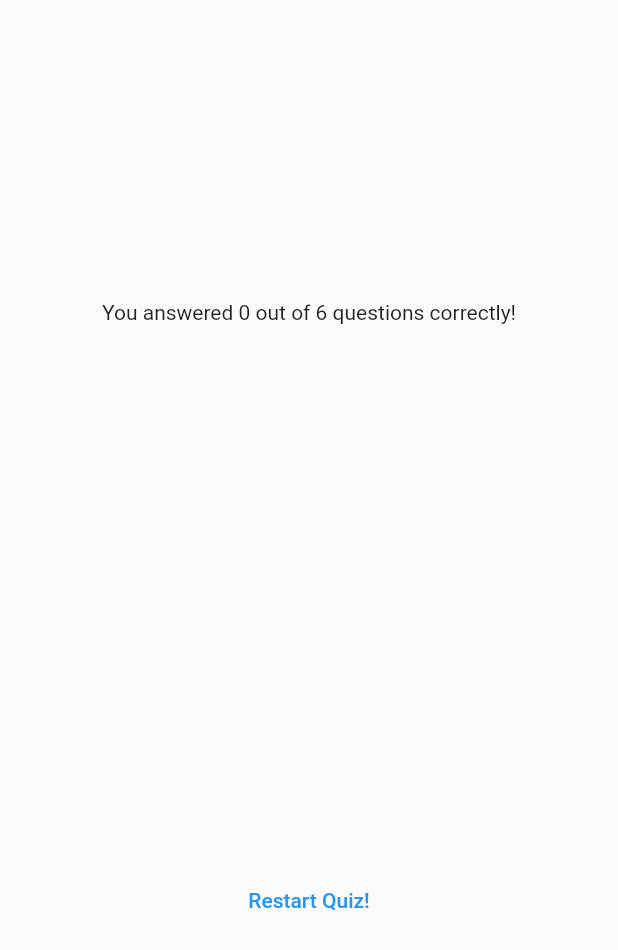
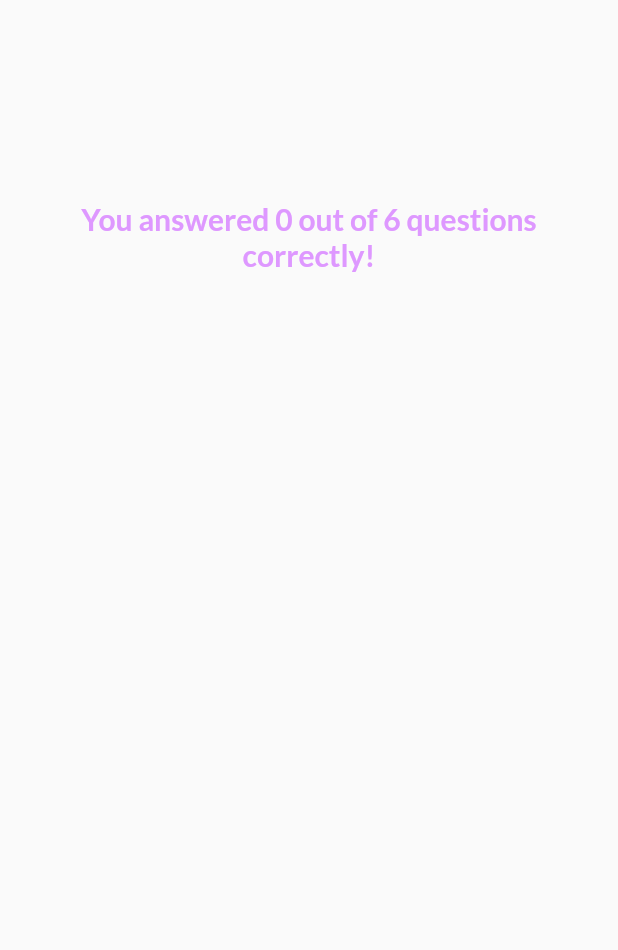
Before and after one commit to Indranilsen2005/Demo_Quiz_App, a Flutter app: the ResultsScreen widget shown alone on an empty page, opened directly with empty values, on a phone screen of 412 x 824 dp. Shown: the top 950 px of the screen. Run offline on Flutter 3.47's test engine with Material 2 defaults, Android fonts, the phone set to English and light mode, and no system bars; our stand-ins replace google_fonts.

Commit message:
Result screen updated

```diff
--- a/lib/results_screen.dart
+++ b/lib/results_screen.dart
@@ -1,4 +1,5 @@
 import 'package:flutter/material.dart';
+import 'package:google_fonts/google_fonts.dart';
 
 import 'package:quiz_app/data/questions.dart';
 import 'package:quiz_app/questions_summary.dart';
@@ -7,10 +8,11 @@ class ResultsScreen extends StatelessWidget {
   const ResultsScreen({
     super.key,
     required this.chosenAnswers,
+    required this.restartQuizFunction,
   });
 
   final List<String> chosenAnswers;
-
+  final void Function() restartQuizFunction;
   List<Map<String, Object>> getSummaryData() {
     final List<Map<String, Object>> summary = [];
 
@@ -45,6 +47,11 @@ class ResultsScreen extends StatelessWidget {
           children: [
             Text(
               'You answered $numCorrectQuestions out of $numTotalQuestions questions correctly!',
+              style: GoogleFonts.lato(
+                  color: Color.fromARGB(255, 222, 152, 255),
+                  fontSize: 20,
+                  fontWeight: FontWeight.bold),
+              textAlign: TextAlign.center,
             ),
             const SizedBox(
               height: 30,
@@ -53,9 +60,13 @@ class ResultsScreen extends StatelessWidget {
             const SizedBox(
               height: 30,
             ),
-            TextButton(
-              onPressed: () {},
-              child: const Text('Restart Quiz!'),
+            TextButton.icon(
+              icon: const Icon(Icons.restart_alt_outlined),
+              onPressed: restartQuizFunction,
+              style: TextButton.styleFrom(
+                foregroundColor: Colors.white,
+              ),
+              label: const Text('Restart Quiz!'),
             )
           ],
         ),
```
Also changed, not shown: lib/questions_summary.dart (+27 -5 lines), lib/quiz.dart (+7 -0 lines).
